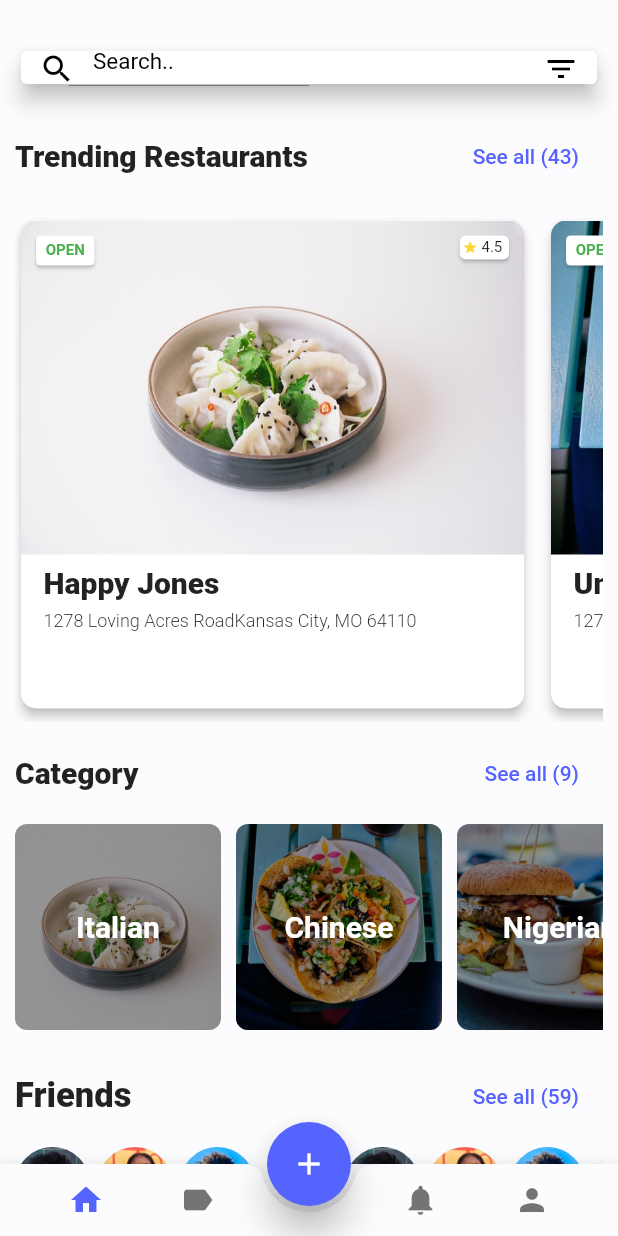
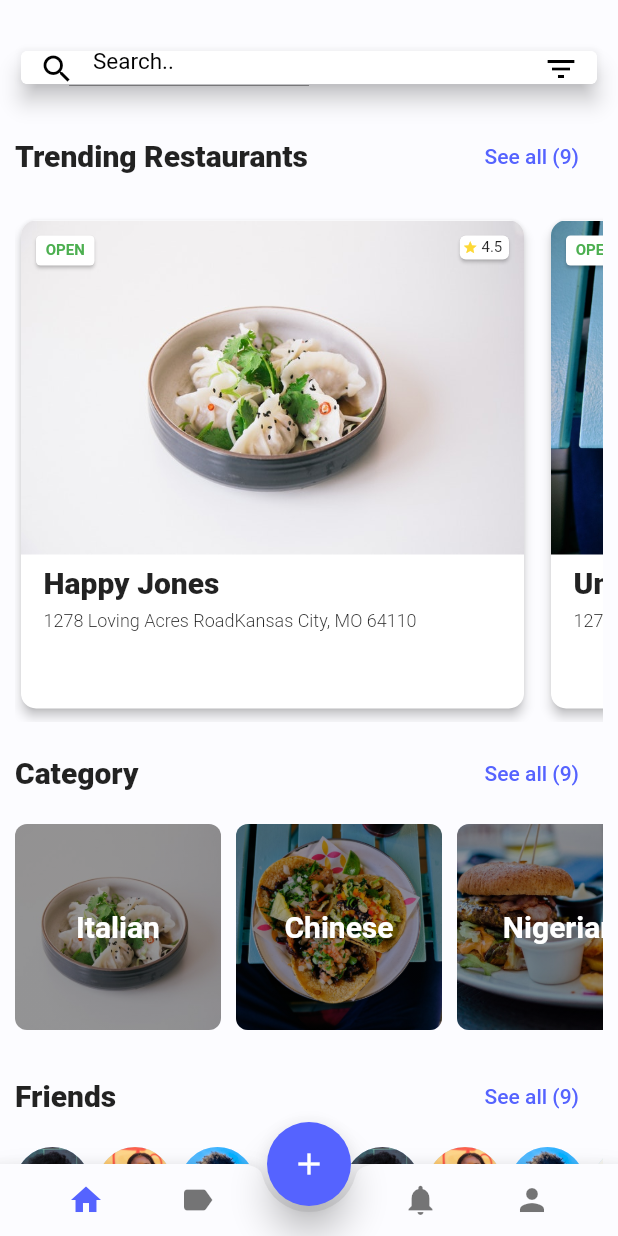
Before and after one commit to alyssaharvey3/Foodybite-build-Flutter, a Flutter app: the screen it shows after launch, on a phone screen of 412 x 824 dp. Run offline on Flutter 3.47's test engine with Material 2 defaults, Android fonts, the phone set to English and light mode, and no system bars.

Commit message:
Refactor home.dart

```diff
--- a/lib/screens/home.dart
+++ b/lib/screens/home.dart
@@ -1,10 +1,10 @@
 import 'dart:io';
 
 import 'package:flutter/material.dart';
-import 'package:flutter_foodybite/screens/trending.dart';
 import 'package:flutter_foodybite/util/categories.dart';
 import 'package:flutter_foodybite/util/friends.dart';
 import 'package:flutter_foodybite/util/restaurants.dart';
+import 'package:flutter_foodybite/widgets/category_item.dart';
 import 'package:flutter_foodybite/widgets/slide_item.dart';
 
 class Home extends StatefulWidget {
@@ -12,14 +12,62 @@ class Home extends StatefulWidget {
   _HomeState createState() => _HomeState();
 }
 
-class _HomeState extends State<Home> with AutomaticKeepAliveClientMixin<Home> {
+class _HomeState extends State<Home> {
   final TextEditingController _searchControl = new TextEditingController();
 
   @override
   Widget build(BuildContext context) {
-    super.build(context);
     return Scaffold(
-      appBar: PreferredSize(
+      appBar: buildSearchBar(),
+      body: Padding(
+        padding: EdgeInsets.fromLTRB(10.0, 0, 10.0, 0),
+        child: ListView(
+          children: <Widget>[
+            SizedBox(height: 20.0),
+            buildCategoryRow('Trending Restaurants'),
+            SizedBox(height: 10.0),
+            buildRestaurantList(),
+            SizedBox(height: 10.0),
+            buildCategoryRow('Category'),
+            SizedBox(height: 10.0),
+            buildCategoryList(),
+            SizedBox(height: 20.0),
+            buildCategoryRow('Friends'),
+            SizedBox(height: 10.0),
+            buildFriendsList(),
+            SizedBox(height: 30.0),
+          ],
+        ),
+      ),
+    );
+  }
+
+  buildCategoryRow(String category) {
+    return Row(
+      mainAxisAlignment: MainAxisAlignment.spaceBetween,
+      children: <Widget>[
+        Text(
+          "$category",
+          style: TextStyle(
+            fontSize: 20.0,
+            fontWeight: FontWeight.w800,
+          ),
+        ),
+        FlatButton(
+          child: Text(
+            "See all (9)",
+            style: TextStyle(
+              color: Theme.of(context).accentColor,
+            ),
+          ),
+          onPressed: () {},
+        ),
+      ],
+    );
+  }
+
+  buildSearchBar() {
+    return PreferredSize(
       child: Padding(
         padding: EdgeInsets.only(
           top: Platform.isAndroid ? 30.0 : 50.0,
@@ -78,51 +126,30 @@ class _HomeState extends State<Home> with AutomaticKeepAliveClientMixin<Home> {
         MediaQuery.of(context).size.width,
         60.0,
       ),
-      ),
-      body: Padding(
-        padding: EdgeInsets.fromLTRB(10.0, 0, 10.0, 0),
-        child: ListView(
-          children: <Widget>[
-            SizedBox(height: 20.0),
+    );
+  }
 
-            Row(
-              mainAxisAlignment: MainAxisAlignment.spaceBetween,
-              children: <Widget>[
-                Text(
-                  "Trending Restaurants",
-                  style: TextStyle(
-                    fontSize: 20,
-                    fontWeight: FontWeight.w800,
-                  ),
-                ),
-                Flexible(
-                  child: FlatButton(
-                    child: Text(
-                      "See all (43)",
-                      style: TextStyle(
-//                      fontSize: 22,
-//                      fontWeight: FontWeight.w800,
-                        color: Theme.of(context).accentColor,
-                      ),
-                    ),
-                    onPressed: () {
-                      Navigator.of(context).push(
-                        MaterialPageRoute(
-                          builder: (BuildContext context) {
-                            return Trending();
+  buildCategoryList() {
+    return Container(
+      height: MediaQuery.of(context).size.height / 6,
+      child: ListView.builder(
+        primary: false,
+        scrollDirection: Axis.horizontal,
+        shrinkWrap: true,
+        itemCount: categories == null ? 0 : categories.length,
+        itemBuilder: (BuildContext context, int index) {
+          Map cat = categories[index];
+
+          return CategoryItem(
+            cat: cat,
+          );
         },
       ),
     );
-                    },
-                  ),
-                ),
-              ],
-            ),
+  }
 
-            SizedBox(height: 10.0),
-
-            //Horizontal List here
-            Container(
+  buildRestaurantList() {
+    return Container(
       height: MediaQuery.of(context).size.height / 2.4,
       width: MediaQuery.of(context).size.width,
       child: ListView.builder(
@@ -144,151 +171,11 @@ class _HomeState extends State<Home> with AutomaticKeepAliveClientMixin<Home> {
           );
         },
       ),
-            ),
+    );
+  }
 
-            SizedBox(height: 10.0),
-
-            Row(
-              mainAxisAlignment: MainAxisAlignment.spaceBetween,
-              children: <Widget>[
-                Text(
-                  "Category",
-                  style: TextStyle(
-                    fontSize: 20.0,
-                    fontWeight: FontWeight.w800,
-                  ),
-                ),
-                FlatButton(
-                  child: Text(
-                    "See all (9)",
-                    style: TextStyle(
-//                      fontSize: 22,
-//                      fontWeight: FontWeight.w800,
-                      color: Theme.of(context).accentColor,
-                    ),
-                  ),
-                  onPressed: () {
-//                    Navigator.of(context).push(
-//                      MaterialPageRoute(
-//                        builder: (BuildContext context){
-//                          return DishesScreen();
-//                        },
-//                      ),
-//                    );
-                  },
-                ),
-              ],
-            ),
-
-            SizedBox(height: 10.0),
-
-            //Horizontal List here
-            Container(
-              height: MediaQuery.of(context).size.height / 6,
-              child: ListView.builder(
-                primary: false,
-                scrollDirection: Axis.horizontal,
-                shrinkWrap: true,
-                itemCount: categories == null ? 0 : categories.length,
-                itemBuilder: (BuildContext context, int index) {
-                  Map cat = categories[index];
-
-                  return Padding(
-                    padding: EdgeInsets.only(right: 10.0),
-                    child: ClipRRect(
-                      borderRadius: BorderRadius.circular(8.0),
-                      child: Stack(
-                        children: <Widget>[
-                          Image.asset(
-                            cat["img"],
-                            height: MediaQuery.of(context).size.height / 6,
-                            width: MediaQuery.of(context).size.height / 6,
-                            fit: BoxFit.cover,
-                          ),
-                          Container(
-                            decoration: BoxDecoration(
-                              gradient: LinearGradient(
-                                begin: Alignment.topCenter,
-                                end: Alignment.bottomCenter,
-                                // Add one stop for each color. Stops should increase from 0 to 1
-                                stops: [0.2, 0.7],
-                                colors: [
-                                  cat['color1'],
-                                  cat['color2'],
-                                ],
-                                // stops: [0.0, 0.1],
-                              ),
-                            ),
-                            height: MediaQuery.of(context).size.height / 6,
-                            width: MediaQuery.of(context).size.height / 6,
-                          ),
-                          Center(
-                            child: Container(
-                              height: MediaQuery.of(context).size.height / 6,
-                              width: MediaQuery.of(context).size.height / 6,
-                              padding: EdgeInsets.all(1),
-                              constraints: BoxConstraints(
-                                minWidth: 20,
-                                minHeight: 20,
-                              ),
-                              child: Center(
-                                child: Text(
-                                  cat["name"],
-                                  style: TextStyle(
-                                    color: Colors.white,
-                                    fontSize: 20,
-                                    fontWeight: FontWeight.bold,
-                                  ),
-                                  textAlign: TextAlign.center,
-                                ),
-                              ),
-                            ),
-                          ),
-                        ],
-                      ),
-                    ),
-                  );
-                },
-              ),
-            ),
-
-            SizedBox(height: 20.0),
-
-            Row(
-              mainAxisAlignment: MainAxisAlignment.spaceBetween,
-              children: <Widget>[
-                Text(
-                  "Friends",
-                  style: TextStyle(
-                    fontSize: 23,
-                    fontWeight: FontWeight.w800,
-                  ),
-                ),
-                FlatButton(
-                  child: Text(
-                    "See all (59)",
-                    style: TextStyle(
-//                      fontSize: 22,
-//                      fontWeight: FontWeight.w800,
-                      color: Theme.of(context).accentColor,
-                    ),
-                  ),
-                  onPressed: () {
-//                    Navigator.of(context).push(
-//                      MaterialPageRoute(
-//                        builder: (BuildContext context){
-//                          return DishesScreen();
-//                        },
-//                      ),
-//                    );
-                  },
-                ),
-              ],
-            ),
-
-            SizedBox(height: 10.0),
-
-            Container(
+  buildFriendsList() {
+    return Container(
       height: 50.0,
       child: ListView.builder(
         primary: false,
@@ -309,15 +196,6 @@ class _HomeState extends State<Home> with AutomaticKeepAliveClientMixin<Home> {
           );
         },
       ),
-            ),
-
-            SizedBox(height: 30.0),
-          ],
-        ),
-      ),
     );
   }
-
-  @override
-  bool get wantKeepAlive => true;
 }
--- /dev/null
+++ b/lib/widgets/category_item.dart
@@ -0,0 +1,66 @@
+import 'package:flutter/material.dart';
+
+class CategoryItem extends StatelessWidget {
+  final Map cat;
+
+  CategoryItem({this.cat});
+
+  @override
+  Widget build(BuildContext context) {
+    return Padding(
+      padding: EdgeInsets.only(right: 10.0),
+      child: ClipRRect(
+        borderRadius: BorderRadius.circular(8.0),
+        child: Stack(
+          children: <Widget>[
+            Image.asset(
+              cat["img"],
+              height: MediaQuery.of(context).size.height / 6,
+              width: MediaQuery.of(context).size.height / 6,
+              fit: BoxFit.cover,
+            ),
+            Container(
+              decoration: BoxDecoration(
+                gradient: LinearGradient(
+                  begin: Alignment.topCenter,
+                  end: Alignment.bottomCenter,
+                  // Add one stop for each color. Stops should increase from 0 to 1
+                  stops: [0.2, 0.7],
+                  colors: [
+                    cat['color1'],
+                    cat['color2'],
+                  ],
+                  // stops: [0.0, 0.1],
+                ),
+              ),
+              height: MediaQuery.of(context).size.height / 6,
+              width: MediaQuery.of(context).size.height / 6,
+            ),
+            Center(
+              child: Container(
+                height: MediaQuery.of(context).size.height / 6,
+                width: MediaQuery.of(context).size.height / 6,
+                padding: EdgeInsets.all(1),
+                constraints: BoxConstraints(
+                  minWidth: 20,
+                  minHeight: 20,
+                ),
+                child: Center(
+                  child: Text(
+                    cat["name"],
+                    style: TextStyle(
+                      color: Colors.white,
+                      fontSize: 20,
+                      fontWeight: FontWeight.bold,
+                    ),
+                    textAlign: TextAlign.center,
+                  ),
+                ),
+              ),
+            ),
+          ],
+        ),
+      ),
+    );
+  }
+}
--- a/lib/widgets/slide_item.dart
+++ b/lib/widgets/slide_item.dart
@@ -40,8 +40,8 @@ class _SlideItemState extends State<SlideItem> {
                     width: MediaQuery.of(context).size.width,
                     child: ClipRRect(
                       borderRadius: BorderRadius.only(
-                        topLeft: Radius.circular(10),
-                        topRight: Radius.circular(10),
+                        topLeft: Radius.circular(10.0),
+                        topRight: Radius.circular(10.0),
                       ),
                       child: Image.asset(
                         "${widget.img}",
@@ -67,7 +67,7 @@ class _SlideItemState extends State<SlideItem> {
                             Text(
                               " ${widget.rating} ",
                               style: TextStyle(
-                                fontSize: 10,
+                                fontSize: 10.0,
                               ),
                             ),
                           ],
@@ -86,7 +86,7 @@ class _SlideItemState extends State<SlideItem> {
                         child: Text(
                           " OPEN ",
                           style: TextStyle(
-                            fontSize: 10,
+                            fontSize: 10.0,
                             color: Colors.green,
                             fontWeight: FontWeight.bold,
                           ),
@@ -104,7 +104,7 @@ class _SlideItemState extends State<SlideItem> {
                   child: Text(
                     "${widget.title}",
                     style: TextStyle(
-                      fontSize: 20,
+                      fontSize: 20.0,
                       fontWeight: FontWeight.w800,
                     ),
                     textAlign: TextAlign.left,
@@ -119,7 +119,7 @@ class _SlideItemState extends State<SlideItem> {
                   child: Text(
                     "${widget.address}",
                     style: TextStyle(
-                      fontSize: 12,
+                      fontSize: 12.0,
                       fontWeight: FontWeight.w300,
                     ),
                   ),
--- a/lib/widgets/trending_item.dart
+++ b/lib/widgets/trending_item.dart
@@ -62,12 +62,12 @@ class _TrendingItemState extends State<TrendingItem> {
                             Icon(
                               Icons.star,
                               color: Constants.ratingBG,
-                              size: 10,
+                              size: 10.0,
                             ),
                             Text(
                               " ${widget.rating} ",
                               style: TextStyle(
-                                fontSize: 10,
+                                fontSize: 10.0,
                               ),
                             ),
                           ],
@@ -86,7 +86,7 @@ class _TrendingItemState extends State<TrendingItem> {
                         child: Text(
                           " OPEN ",
                           style: TextStyle(
-                            fontSize: 10,
+                            fontSize: 10.0,
                             color: Colors.green,
                             fontWeight: FontWeight.bold,
                           ),
@@ -104,7 +104,7 @@ class _TrendingItemState extends State<TrendingItem> {
                   child: Text(
                     "${widget.title}",
                     style: TextStyle(
-                      fontSize: 20,
+                      fontSize: 20.0,
                       fontWeight: FontWeight.w800,
                     ),
                     textAlign: TextAlign.left,
@@ -119,7 +119,7 @@ class _TrendingItemState extends State<TrendingItem> {
                   child: Text(
                     "${widget.address}",
                     style: TextStyle(
-                      fontSize: 12,
+                      fontSize: 12.0,
                       fontWeight: FontWeight.w300,
                     ),
                   ),
```
Lines whose indentation alone changed are shown as unchanged.
